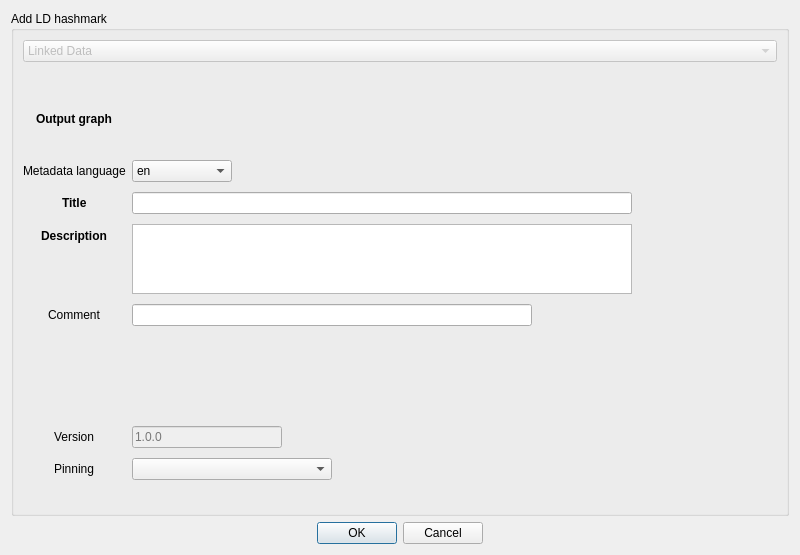
Above: galacteek/ui/forms/addhashmarkdialog.ui from pinnaculum/galacteek before the change. Below: the same form after it.
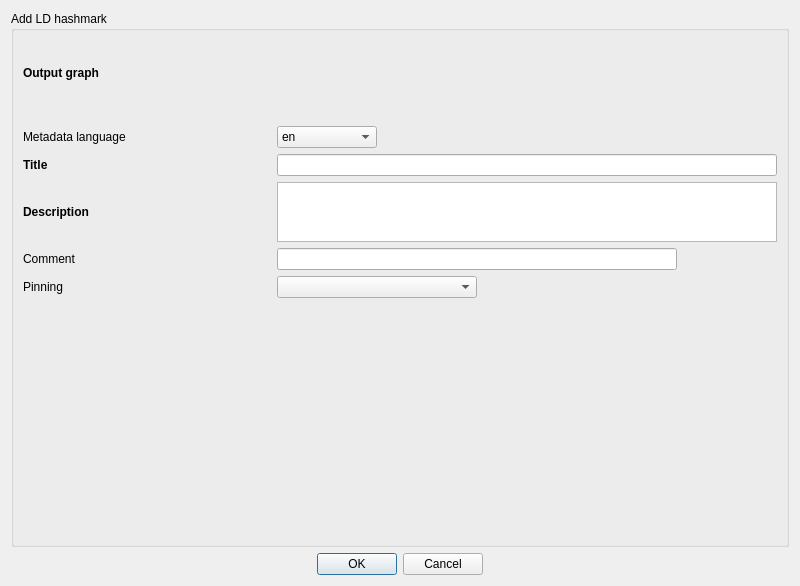
That is the form after the change. Icons and pictures are not drawn.

Patch:
```diff
--- a/galacteek/ui/forms/addhashmarkdialog.ui
+++ b/galacteek/ui/forms/addhashmarkdialog.ui
@@ -7,7 +7,7 @@
     <x>0</x>
     <y>0</y>
     <width>800</width>
-    <height>555</height>
+    <height>586</height>
    </rect>
   </property>
   <property name="sizePolicy">
@@ -16,6 +16,12 @@
     <verstretch>0</verstretch>
    </sizepolicy>
   </property>
+  <property name="minimumSize">
+   <size>
+    <width>640</width>
+    <height>480</height>
+   </size>
+  </property>
   <property name="maximumSize">
    <size>
     <width>16777215</width>
@@ -38,80 +44,41 @@
      <property name="title">
       <string>Add LD hashmark</string>
      </property>
-     <layout class="QVBoxLayout" name="verticalLayout_2">
-      <item>
-       <widget class="QComboBox" name="storageFormat">
-        <property name="enabled">
-         <bool>false</bool>
+     <layout class="QGridLayout" name="gridLayout_2">
+      <item row="3" column="0">
+       <spacer name="verticalSpacer">
+        <property name="orientation">
+         <enum>Qt::Vertical</enum>
         </property>
-        <item>
-         <property name="text">
-          <string>Linked Data</string>
-         </property>
-        </item>
-        <item>
-         <property name="text">
-          <string>SQLite database</string>
-         </property>
-        </item>
-       </widget>
-      </item>
-      <item>
-       <widget class="QLabel" name="resourceLabel">
-        <property name="minimumSize">
+        <property name="sizeHint" stdset="0">
          <size>
-          <width>0</width>
-          <height>0</height>
+          <width>20</width>
+          <height>40</height>
          </size>
         </property>
-        <property name="maximumSize">
-         <size>
-          <width>1024</width>
-          <height>16777215</height>
-         </size>
-        </property>
-        <property name="font">
-         <font>
-          <weight>75</weight>
-          <bold>true</bold>
-         </font>
-        </property>
-        <property name="text">
-         <string/>
-        </property>
-       </widget>
+       </spacer>
       </item>
-      <item>
-       <layout class="QFormLayout" name="formLayout">
-        <property name="labelAlignment">
-         <set>Qt::AlignCenter</set>
-        </property>
-        <property name="formAlignment">
-         <set>Qt::AlignHCenter|Qt::AlignTop</set>
-        </property>
-        <property name="verticalSpacing">
-         <number>10</number>
-        </property>
-        <item row="0" column="0">
-         <widget class="QLabel" name="hashmarksIconLabel">
-          <property name="text">
-           <string/>
+      <item row="1" column="0">
+       <layout class="QGridLayout" name="gridLayout">
+        <item row="4" column="1">
+         <widget class="QLineEdit" name="title">
+          <property name="sizePolicy">
+           <sizepolicy hsizetype="Expanding" vsizetype="Fixed">
+            <horstretch>0</horstretch>
+            <verstretch>0</verstretch>
+           </sizepolicy>
           </property>
-         </widget>
-        </item>
-        <item row="1" column="0">
-         <widget class="QLabel" name="label_5">
-          <property name="toolTip">
-           <string>&lt;html&gt;&lt;head/&gt;&lt;body&gt;&lt;p&gt;Select which RDF graph the hashmark will be stored into.&lt;/p&gt;&lt;p&gt;&lt;br/&gt;&lt;/p&gt;&lt;p&gt;You can store it in a private graph, or in one of the public graphs available.&lt;/p&gt;&lt;/body&gt;&lt;/html&gt;</string>
+          <property name="maximumSize">
+           <size>
+            <width>500</width>
+            <height>16777215</height>
+           </size>
           </property>
-          <property name="text">
-           <string>&lt;html&gt;&lt;head/&gt;&lt;body&gt;&lt;p&gt;&lt;span style=&quot; font-weight:600;&quot;&gt;Output graph&lt;/span&gt;&lt;/p&gt;&lt;/body&gt;&lt;/html&gt;</string>
+          <property name="maxLength">
+           <number>128</number>
           </property>
          </widget>
         </item>
-        <item row="1" column="1">
-         <layout class="QHBoxLayout" name="gSelectorLayout"/>
-        </item>
         <item row="2" column="1">
          <widget class="QLabel" name="outputGraphMessage">
           <property name="styleSheet">
@@ -122,6 +89,33 @@
           </property>
          </widget>
         </item>
+        <item row="0" column="1">
+         <layout class="QHBoxLayout" name="gSelectorLayout"/>
+        </item>
+        <item row="5" column="0">
+         <widget class="QLabel" name="label_7">
+          <property name="text">
+           <string>&lt;html&gt;&lt;head/&gt;&lt;body&gt;&lt;p&gt;&lt;span style=&quot; font-weight:600;&quot;&gt;Description&lt;/span&gt;&lt;/p&gt;&lt;/body&gt;&lt;/html&gt;</string>
+          </property>
+         </widget>
+        </item>
+        <item row="7" column="1">
+         <widget class="QComboBox" name="pinCombo">
+          <property name="maximumSize">
+           <size>
+            <width>200</width>
+            <height>16777215</height>
+           </size>
+          </property>
+         </widget>
+        </item>
+        <item row="7" column="0">
+         <widget class="QLabel" name="label_8">
+          <property name="text">
+           <string>Pinning</string>
+          </property>
+         </widget>
+        </item>
         <item row="3" column="0">
          <widget class="QLabel" name="label_9">
           <property name="toolTip">
@@ -132,6 +126,23 @@
           </property>
          </widget>
         </item>
+        <item row="6" column="0">
+         <widget class="QLabel" name="label_6">
+          <property name="text">
+           <string>Comment</string>
+          </property>
+         </widget>
+        </item>
+        <item row="0" column="0">
+         <widget class="QLabel" name="label_5">
+          <property name="toolTip">
+           <string>&lt;html&gt;&lt;head/&gt;&lt;body&gt;&lt;p&gt;Select which RDF graph the hashmark will be stored into.&lt;/p&gt;&lt;p&gt;&lt;br/&gt;&lt;/p&gt;&lt;p&gt;You can store it in a private graph, or in one of the public graphs available.&lt;/p&gt;&lt;/body&gt;&lt;/html&gt;</string>
+          </property>
+          <property name="text">
+           <string>&lt;html&gt;&lt;head/&gt;&lt;body&gt;&lt;p&gt;&lt;span style=&quot; font-weight:600;&quot;&gt;Output graph&lt;/span&gt;&lt;/p&gt;&lt;/body&gt;&lt;/html&gt;</string>
+          </property>
+         </widget>
+        </item>
         <item row="3" column="1">
          <widget class="QComboBox" name="langtag">
           <property name="enabled">
@@ -157,38 +168,12 @@
           </property>
          </widget>
         </item>
-        <item row="4" column="1">
-         <widget class="QLineEdit" name="title">
-          <property name="sizePolicy">
-           <sizepolicy hsizetype="Expanding" vsizetype="Fixed">
-            <horstretch>0</horstretch>
-            <verstretch>0</verstretch>
-           </sizepolicy>
-          </property>
-          <property name="maximumSize">
-           <size>
-            <width>500</width>
-            <height>16777215</height>
-           </size>
-          </property>
-          <property name="maxLength">
-           <number>128</number>
-          </property>
-         </widget>
-        </item>
-        <item row="5" column="0">
-         <widget class="QLabel" name="label_7">
-          <property name="text">
-           <string>&lt;html&gt;&lt;head/&gt;&lt;body&gt;&lt;p&gt;&lt;span style=&quot; font-weight:600;&quot;&gt;Description&lt;/span&gt;&lt;/p&gt;&lt;/body&gt;&lt;/html&gt;</string>
-          </property>
-         </widget>
-        </item>
         <item row="5" column="1">
          <widget class="QTextEdit" name="description">
           <property name="maximumSize">
            <size>
             <width>500</width>
-            <height>70</height>
+            <height>60</height>
            </size>
           </property>
           <property name="acceptRichText">
@@ -196,13 +181,6 @@
           </property>
          </widget>
         </item>
-        <item row="6" column="0">
-         <widget class="QLabel" name="label_6">
-          <property name="text">
-           <string>Comment</string>
-          </property>
-         </widget>
-        </item>
         <item row="6" column="1">
          <widget class="QLineEdit" name="comment">
           <property name="maximumSize">
@@ -216,68 +194,36 @@
           </property>
          </widget>
         </item>
-        <item row="8" column="1">
-         <spacer name="verticalSpacer_2">
-          <property name="orientation">
-           <enum>Qt::Vertical</enum>
-          </property>
-          <property name="sizeHint" stdset="0">
-           <size>
-            <width>20</width>
-            <height>10</height>
-           </size>
-          </property>
-         </spacer>
-        </item>
-        <item row="11" column="0">
-         <widget class="QLabel" name="label_8">
-          <property name="text">
-           <string>Pinning</string>
-          </property>
-         </widget>
-        </item>
-        <item row="11" column="1">
-         <widget class="QComboBox" name="pinCombo">
-          <property name="maximumSize">
-           <size>
-            <width>200</width>
-            <height>16777215</height>
-           </size>
-          </property>
-         </widget>
-        </item>
-        <item row="12" column="0">
-         <widget class="QLabel" name="label_3">
-          <property name="text">
-           <string/>
-          </property>
-         </widget>
-        </item>
-        <item row="10" column="0">
-         <widget class="QLabel" name="label_10">
-          <property name="text">
-           <string>Version</string>
-          </property>
-         </widget>
-        </item>
-        <item row="10" column="1">
-         <widget class="QLineEdit" name="version">
-          <property name="enabled">
-           <bool>false</bool>
-          </property>
-          <property name="maximumSize">
-           <size>
-            <width>150</width>
-            <height>16777215</height>
-           </size>
-          </property>
-          <property name="placeholderText">
-           <string>1.0.0</string>
-          </property>
-         </widget>
-        </item>
        </layout>
       </item>
+      <item row="0" column="0">
+       <widget class="QLabel" name="resourceLabel">
+        <property name="minimumSize">
+         <size>
+          <width>0</width>
+          <height>0</height>
+         </size>
+        </property>
+        <property name="maximumSize">
+         <size>
+          <width>1024</width>
+          <height>16777215</height>
+         </size>
+        </property>
+        <property name="font">
+         <font>
+          <weight>75</weight>
+          <bold>true</bold>
+         </font>
+        </property>
+        <property name="text">
+         <string/>
+        </property>
+       </widget>
+      </item>
+      <item row="2" column="0">
+       <layout class="QGridLayout" name="extraGridLayout"/>
+      </item>
      </layout>
     </widget>
    </item>
```
